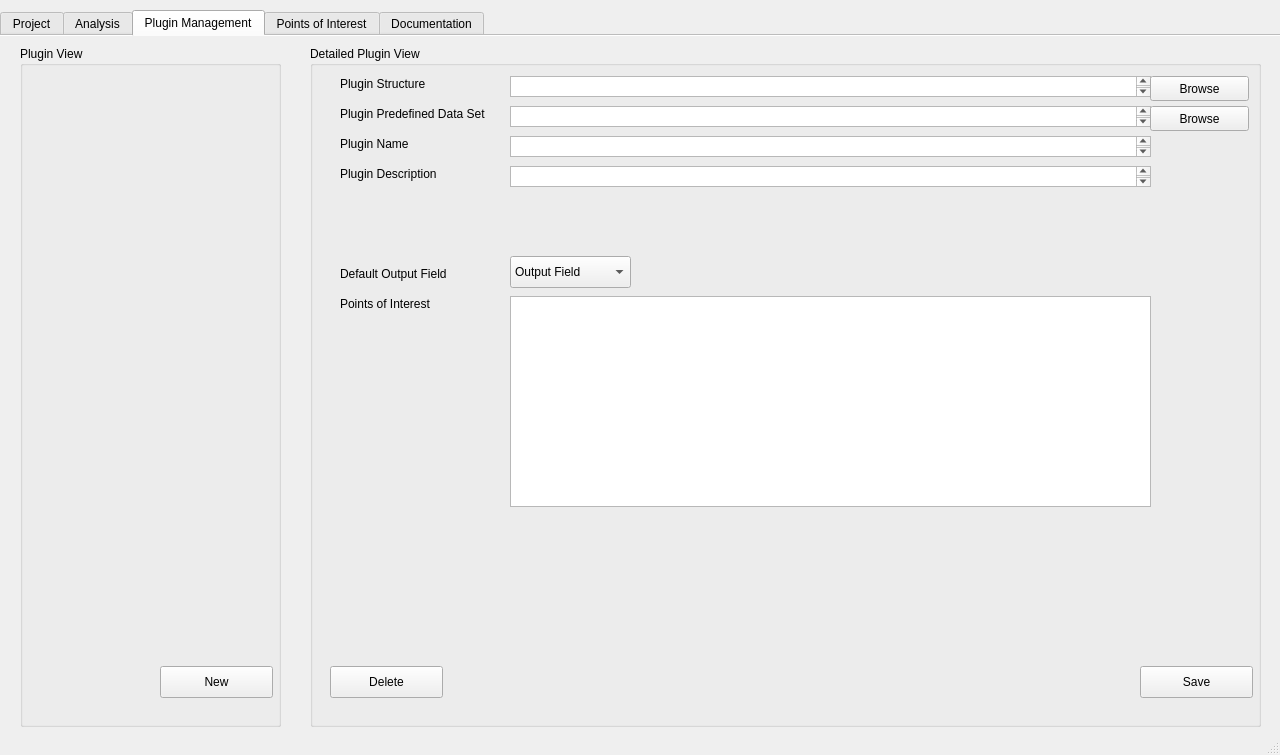
Above: main.ui from maurygrin/Software-Project-Team9 before the change. Below: the same form after it.
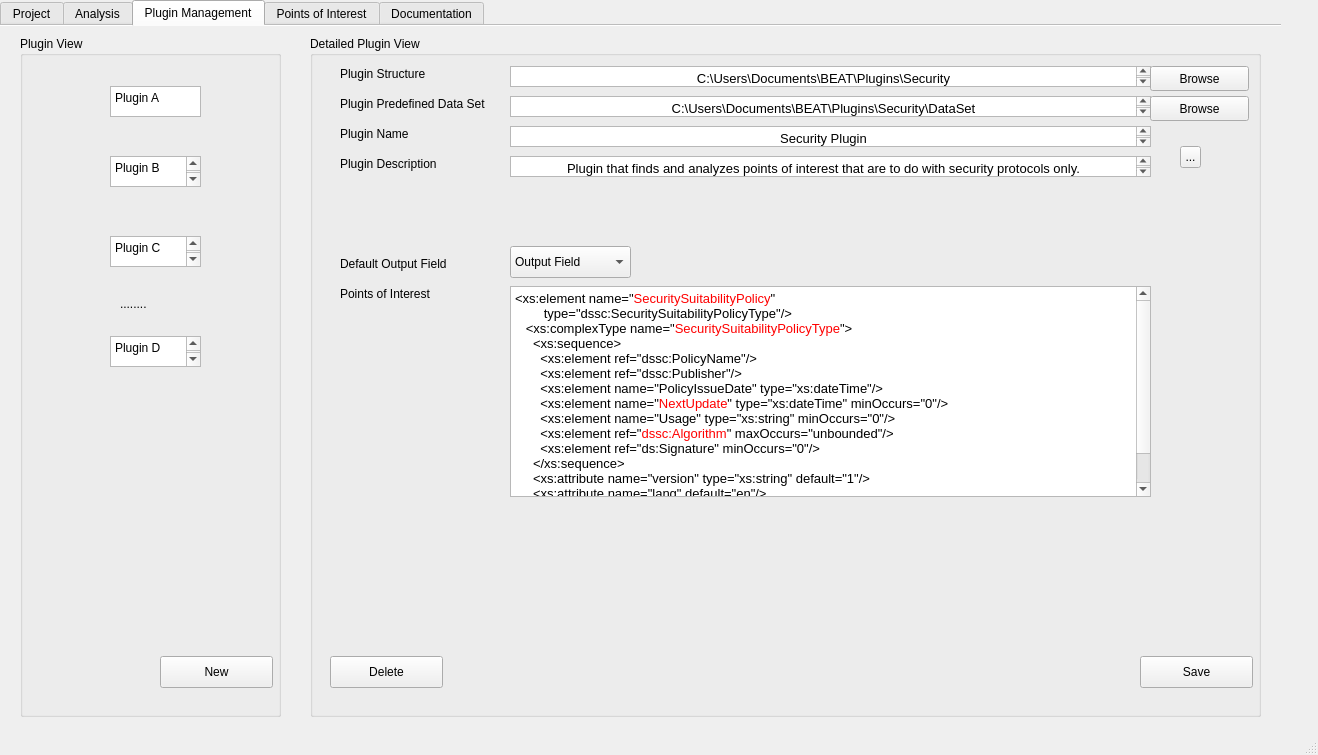
That is the form after the change. The open tabs and pages were chosen to show the change.

Commit message: Plugin Management

```diff
--- a/main.ui
+++ b/main.ui
@@ -6,7 +6,7 @@
    <rect>
     <x>0</x>
     <y>0</y>
-    <width>1280</width>
+    <width>1318</width>
     <height>755</height>
    </rect>
   </property>
@@ -18,7 +18,7 @@
     <property name="geometry">
      <rect>
       <x>0</x>
-      <y>10</y>
+      <y>0</y>
       <width>1281</width>
       <height>721</height>
      </rect>
@@ -614,6 +614,75 @@
         <string>New</string>
        </property>
       </widget>
+      <widget class="QPlainTextEdit" name="plainTextEdit">
+       <property name="geometry">
+        <rect>
+         <x>90</x>
+         <y>50</y>
+         <width>91</width>
+         <height>31</height>
+        </rect>
+       </property>
+       <property name="plainText">
+        <string>Plugin A</string>
+       </property>
+      </widget>
+      <widget class="QPlainTextEdit" name="plainTextEdit_2">
+       <property name="geometry">
+        <rect>
+         <x>90</x>
+         <y>120</y>
+         <width>91</width>
+         <height>31</height>
+        </rect>
+       </property>
+       <property name="plainText">
+        <string>Plugin B
+
+</string>
+       </property>
+      </widget>
+      <widget class="QPlainTextEdit" name="plainTextEdit_3">
+       <property name="geometry">
+        <rect>
+         <x>90</x>
+         <y>200</y>
+         <width>91</width>
+         <height>31</height>
+        </rect>
+       </property>
+       <property name="plainText">
+        <string>Plugin C
+</string>
+       </property>
+      </widget>
+      <widget class="QLabel" name="label_22">
+       <property name="geometry">
+        <rect>
+         <x>100</x>
+         <y>260</y>
+         <width>55</width>
+         <height>16</height>
+        </rect>
+       </property>
+       <property name="text">
+        <string>........</string>
+       </property>
+      </widget>
+      <widget class="QPlainTextEdit" name="plainTextEdit_4">
+       <property name="geometry">
+        <rect>
+         <x>90</x>
+         <y>300</y>
+         <width>91</width>
+         <height>31</height>
+        </rect>
+       </property>
+       <property name="plainText">
+        <string>Plugin D
+</string>
+       </property>
+      </widget>
      </widget>
      <widget class="QGroupBox" name="groupBox_6">
       <property name="geometry">
@@ -714,6 +783,13 @@
          <height>21</height>
         </rect>
        </property>
+       <property name="html">
+        <string>&lt;!DOCTYPE HTML PUBLIC &quot;-//W3C//DTD HTML 4.0//EN&quot; &quot;http://www.w3.org/TR/REC-html40/strict.dtd&quot;&gt;
+&lt;html&gt;&lt;head&gt;&lt;meta name=&quot;qrichtext&quot; content=&quot;1&quot; /&gt;&lt;style type=&quot;text/css&quot;&gt;
+p, li { white-space: pre-wrap; }
+&lt;/style&gt;&lt;/head&gt;&lt;body style=&quot; font-family:'MS Shell Dlg 2'; font-size:9.75pt; font-weight:400; font-style:normal;&quot;&gt;
+&lt;p align=&quot;center&quot; style=&quot; margin-top:0px; margin-bottom:0px; margin-left:0px; margin-right:0px; -qt-block-indent:0; text-indent:0px;&quot;&gt;C:\Users\Documents\BEAT\Plugins\Security\DataSet&lt;/p&gt;&lt;/body&gt;&lt;/html&gt;</string>
+       </property>
       </widget>
       <widget class="QTextBrowser" name="textBrowser_5">
        <property name="geometry">
@@ -724,6 +800,13 @@
          <height>21</height>
         </rect>
        </property>
+       <property name="html">
+        <string>&lt;!DOCTYPE HTML PUBLIC &quot;-//W3C//DTD HTML 4.0//EN&quot; &quot;http://www.w3.org/TR/REC-html40/strict.dtd&quot;&gt;
+&lt;html&gt;&lt;head&gt;&lt;meta name=&quot;qrichtext&quot; content=&quot;1&quot; /&gt;&lt;style type=&quot;text/css&quot;&gt;
+p, li { white-space: pre-wrap; }
+&lt;/style&gt;&lt;/head&gt;&lt;body style=&quot; font-family:'MS Shell Dlg 2'; font-size:9.75pt; font-weight:400; font-style:normal;&quot;&gt;
+&lt;p align=&quot;center&quot; style=&quot; margin-top:0px; margin-bottom:0px; margin-left:0px; margin-right:0px; -qt-block-indent:0; text-indent:0px;&quot;&gt;C:\Users\Documents\BEAT\Plugins\Security&lt;/p&gt;&lt;/body&gt;&lt;/html&gt;</string>
+       </property>
       </widget>
       <widget class="QTextBrowser" name="textBrowser_6">
        <property name="geometry">
@@ -734,6 +817,14 @@
          <height>21</height>
         </rect>
        </property>
+       <property name="html">
+        <string>&lt;!DOCTYPE HTML PUBLIC &quot;-//W3C//DTD HTML 4.0//EN&quot; &quot;http://www.w3.org/TR/REC-html40/strict.dtd&quot;&gt;
+&lt;html&gt;&lt;head&gt;&lt;meta name=&quot;qrichtext&quot; content=&quot;1&quot; /&gt;&lt;style type=&quot;text/css&quot;&gt;
+p, li { white-space: pre-wrap; }
+&lt;/style&gt;&lt;/head&gt;&lt;body style=&quot; font-family:'MS Shell Dlg 2'; font-size:9.75pt; font-weight:400; font-style:normal;&quot;&gt;
+&lt;p align=&quot;center&quot; style=&quot; margin-top:0px; margin-bottom:0px; margin-left:0px; margin-right:0px; -qt-block-indent:0; text-indent:0px;&quot;&gt;Security Plugin&lt;/p&gt;
+&lt;p align=&quot;center&quot; style=&quot;-qt-paragraph-type:empty; margin-top:0px; margin-bottom:0px; margin-left:0px; margin-right:0px; -qt-block-indent:0; text-indent:0px;&quot;&gt;&lt;br /&gt;&lt;/p&gt;&lt;/body&gt;&lt;/html&gt;</string>
+       </property>
       </widget>
       <widget class="QTextBrowser" name="textBrowser_7">
        <property name="geometry">
@@ -744,6 +835,13 @@
          <height>21</height>
         </rect>
        </property>
+       <property name="html">
+        <string>&lt;!DOCTYPE HTML PUBLIC &quot;-//W3C//DTD HTML 4.0//EN&quot; &quot;http://www.w3.org/TR/REC-html40/strict.dtd&quot;&gt;
+&lt;html&gt;&lt;head&gt;&lt;meta name=&quot;qrichtext&quot; content=&quot;1&quot; /&gt;&lt;style type=&quot;text/css&quot;&gt;
+p, li { white-space: pre-wrap; }
+&lt;/style&gt;&lt;/head&gt;&lt;body style=&quot; font-family:'MS Shell Dlg 2'; font-size:9.75pt; font-weight:400; font-style:normal;&quot;&gt;
+&lt;p align=&quot;center&quot; style=&quot; margin-top:0px; margin-bottom:0px; margin-left:0px; margin-right:0px; -qt-block-indent:0; text-indent:0px;&quot;&gt;Plugin that finds and analyzes points of interest that are to do with security protocols only.&lt;/p&gt;&lt;/body&gt;&lt;/html&gt;</string>
+       </property>
       </widget>
       <widget class="QTextBrowser" name="textBrowser_8">
        <property name="geometry">
@@ -754,6 +852,28 @@
          <height>211</height>
         </rect>
        </property>
+       <property name="html">
+        <string>&lt;!DOCTYPE HTML PUBLIC &quot;-//W3C//DTD HTML 4.0//EN&quot; &quot;http://www.w3.org/TR/REC-html40/strict.dtd&quot;&gt;
+&lt;html&gt;&lt;head&gt;&lt;meta name=&quot;qrichtext&quot; content=&quot;1&quot; /&gt;&lt;style type=&quot;text/css&quot;&gt;
+p, li { white-space: pre-wrap; }
+&lt;/style&gt;&lt;/head&gt;&lt;body style=&quot; font-family:'MS Shell Dlg 2'; font-size:9.75pt; font-weight:400; font-style:normal;&quot;&gt;
+&lt;p style=&quot; margin-top:0px; margin-bottom:0px; margin-left:0px; margin-right:0px; -qt-block-indent:0; text-indent:0px;&quot;&gt;&lt;span style=&quot; font-family:'Courier New'; font-size:10pt; color:#000000;&quot;&gt;&amp;lt;xs:element name=&amp;quot;&lt;/span&gt;&lt;span style=&quot; font-family:'Courier New'; font-size:10pt; color:#ff0000;&quot;&gt;SecuritySuitabilityPolicy&lt;/span&gt;&lt;span style=&quot; font-family:'Courier New'; font-size:10pt; color:#000000;&quot;&gt;&amp;quot;&lt;/span&gt;&lt;/p&gt;
+&lt;p style=&quot; margin-top:0px; margin-bottom:0px; margin-left:0px; margin-right:0px; -qt-block-indent:0; text-indent:0px;&quot;&gt;&lt;span style=&quot; font-family:'Courier New'; font-size:10pt; color:#000000;&quot;&gt;        type=&amp;quot;dssc:SecuritySuitabilityPolicyType&amp;quot;/&amp;gt;&lt;/span&gt;&lt;/p&gt;
+&lt;p style=&quot; margin-top:0px; margin-bottom:0px; margin-left:0px; margin-right:0px; -qt-block-indent:0; text-indent:0px;&quot;&gt;&lt;span style=&quot; font-family:'Courier New'; font-size:10pt; color:#000000;&quot;&gt;   &amp;lt;xs:complexType name=&amp;quot;&lt;/span&gt;&lt;span style=&quot; font-family:'Courier New'; font-size:10pt; color:#ff0000;&quot;&gt;SecuritySuitabilityPolicyType&lt;/span&gt;&lt;span style=&quot; font-family:'Courier New'; font-size:10pt; color:#000000;&quot;&gt;&amp;quot;&amp;gt;&lt;/span&gt;&lt;/p&gt;
+&lt;p style=&quot; margin-top:0px; margin-bottom:0px; margin-left:0px; margin-right:0px; -qt-block-indent:0; text-indent:0px;&quot;&gt;&lt;span style=&quot; font-family:'Courier New'; font-size:10pt; color:#000000;&quot;&gt;     &amp;lt;xs:sequence&amp;gt;&lt;/span&gt;&lt;/p&gt;
+&lt;p style=&quot; margin-top:0px; margin-bottom:0px; margin-left:0px; margin-right:0px; -qt-block-indent:0; text-indent:0px;&quot;&gt;&lt;span style=&quot; font-family:'Courier New'; font-size:10pt; color:#000000;&quot;&gt;       &amp;lt;xs:element ref=&amp;quot;dssc:PolicyName&amp;quot;/&amp;gt;&lt;/span&gt;&lt;/p&gt;
+&lt;p style=&quot; margin-top:0px; margin-bottom:0px; margin-left:0px; margin-right:0px; -qt-block-indent:0; text-indent:0px;&quot;&gt;&lt;span style=&quot; font-family:'Courier New'; font-size:10pt; color:#000000;&quot;&gt;       &amp;lt;xs:element ref=&amp;quot;dssc:Publisher&amp;quot;/&amp;gt;&lt;/span&gt;&lt;/p&gt;
+&lt;p style=&quot; margin-top:0px; margin-bottom:0px; margin-left:0px; margin-right:0px; -qt-block-indent:0; text-indent:0px;&quot;&gt;&lt;span style=&quot; font-family:'Courier New'; font-size:10pt; color:#000000;&quot;&gt;       &amp;lt;xs:element name=&amp;quot;PolicyIssueDate&amp;quot; type=&amp;quot;xs:dateTime&amp;quot;/&amp;gt;&lt;/span&gt;&lt;/p&gt;
+&lt;p style=&quot; margin-top:0px; margin-bottom:0px; margin-left:0px; margin-right:0px; -qt-block-indent:0; text-indent:0px;&quot;&gt;&lt;span style=&quot; font-family:'Courier New'; font-size:10pt; color:#000000;&quot;&gt;       &amp;lt;xs:element name=&amp;quot;&lt;/span&gt;&lt;span style=&quot; font-family:'Courier New'; font-size:10pt; color:#ff0000;&quot;&gt;NextUpdate&lt;/span&gt;&lt;span style=&quot; font-family:'Courier New'; font-size:10pt; color:#000000;&quot;&gt;&amp;quot; type=&amp;quot;xs:dateTime&amp;quot; minOccurs=&amp;quot;0&amp;quot;/&amp;gt;&lt;/span&gt;&lt;/p&gt;
+&lt;p style=&quot; margin-top:0px; margin-bottom:0px; margin-left:0px; margin-right:0px; -qt-block-indent:0; text-indent:0px;&quot;&gt;&lt;span style=&quot; font-family:'Courier New'; font-size:10pt; color:#000000;&quot;&gt;       &amp;lt;xs:element name=&amp;quot;Usage&amp;quot; type=&amp;quot;xs:string&amp;quot; minOccurs=&amp;quot;0&amp;quot;/&amp;gt;&lt;/span&gt;&lt;/p&gt;
+&lt;p style=&quot; margin-top:0px; margin-bottom:0px; margin-left:0px; margin-right:0px; -qt-block-indent:0; text-indent:0px;&quot;&gt;&lt;span style=&quot; font-family:'Courier New'; font-size:10pt; color:#000000;&quot;&gt;       &amp;lt;xs:element ref=&amp;quot;&lt;/span&gt;&lt;span style=&quot; font-family:'Courier New'; font-size:10pt; color:#ff0000;&quot;&gt;dssc:Algorithm&lt;/span&gt;&lt;span style=&quot; font-family:'Courier New'; font-size:10pt; color:#000000;&quot;&gt;&amp;quot; maxOccurs=&amp;quot;unbounded&amp;quot;/&amp;gt;&lt;/span&gt;&lt;/p&gt;
+&lt;p style=&quot; margin-top:0px; margin-bottom:0px; margin-left:0px; margin-right:0px; -qt-block-indent:0; text-indent:0px;&quot;&gt;&lt;span style=&quot; font-family:'Courier New'; font-size:10pt; color:#000000;&quot;&gt;       &amp;lt;xs:element ref=&amp;quot;ds:Signature&amp;quot; minOccurs=&amp;quot;0&amp;quot;/&amp;gt;&lt;/span&gt;&lt;/p&gt;
+&lt;p style=&quot; margin-top:0px; margin-bottom:0px; margin-left:0px; margin-right:0px; -qt-block-indent:0; text-indent:0px;&quot;&gt;&lt;span style=&quot; font-family:'Courier New'; font-size:10pt; color:#000000;&quot;&gt;     &amp;lt;/xs:sequence&amp;gt;&lt;/span&gt;&lt;/p&gt;
+&lt;p style=&quot; margin-top:0px; margin-bottom:0px; margin-left:0px; margin-right:0px; -qt-block-indent:0; text-indent:0px;&quot;&gt;&lt;span style=&quot; font-family:'Courier New'; font-size:10pt; color:#000000;&quot;&gt;     &amp;lt;xs:attribute name=&amp;quot;version&amp;quot; type=&amp;quot;xs:string&amp;quot; default=&amp;quot;1&amp;quot;/&amp;gt;&lt;/span&gt;&lt;/p&gt;
+&lt;p style=&quot; margin-top:0px; margin-bottom:0px; margin-left:0px; margin-right:0px; -qt-block-indent:0; text-indent:0px;&quot;&gt;&lt;span style=&quot; font-family:'Courier New'; font-size:10pt; color:#000000;&quot;&gt;     &amp;lt;xs:attribute name=&amp;quot;lang&amp;quot; default=&amp;quot;en&amp;quot;/&amp;gt;&lt;/span&gt;&lt;/p&gt;
+&lt;p style=&quot; margin-top:0px; margin-bottom:0px; margin-left:0px; margin-right:0px; -qt-block-indent:0; text-indent:0px;&quot;&gt;&lt;span style=&quot; font-family:'Courier New'; font-size:10pt; color:#000000;&quot;&gt;     &amp;lt;xs:attribute name=&amp;quot;&lt;/span&gt;&lt;span style=&quot; font-family:'Courier New'; font-size:10pt; color:#ff0000;&quot;&gt;id&lt;/span&gt;&lt;span style=&quot; font-family:'Courier New'; font-size:10pt; color:#000000;&quot;&gt;&amp;quot; type=&amp;quot;xs:ID&amp;quot;/&amp;gt;&lt;/span&gt;&lt;/p&gt;
+&lt;p style=&quot; margin-top:0px; margin-bottom:0px; margin-left:0px; margin-right:0px; -qt-block-indent:0; text-indent:0px;&quot;&gt;&lt;span style=&quot; font-family:'Courier New'; font-size:10pt; color:#000000;&quot;&gt;   &amp;lt;/xs:complexType&amp;gt;&lt;/span&gt;&lt;/p&gt;&lt;/body&gt;&lt;/html&gt;</string>
+       </property>
       </widget>
       <widget class="QComboBox" name="comboBox_3">
        <property name="geometry">
@@ -809,6 +929,19 @@
         <string>Save</string>
        </property>
       </widget>
+      <widget class="QToolButton" name="toolButton">
+       <property name="geometry">
+        <rect>
+         <x>870</x>
+         <y>110</y>
+         <width>21</width>
+         <height>22</height>
+        </rect>
+       </property>
+       <property name="text">
+        <string>...</string>
+       </property>
+      </widget>
      </widget>
      <widget class="QPushButton" name="pushButton_8">
       <property name="geometry">
```
Left out of the diff: 152 changed lines with no effect on the pictures.
